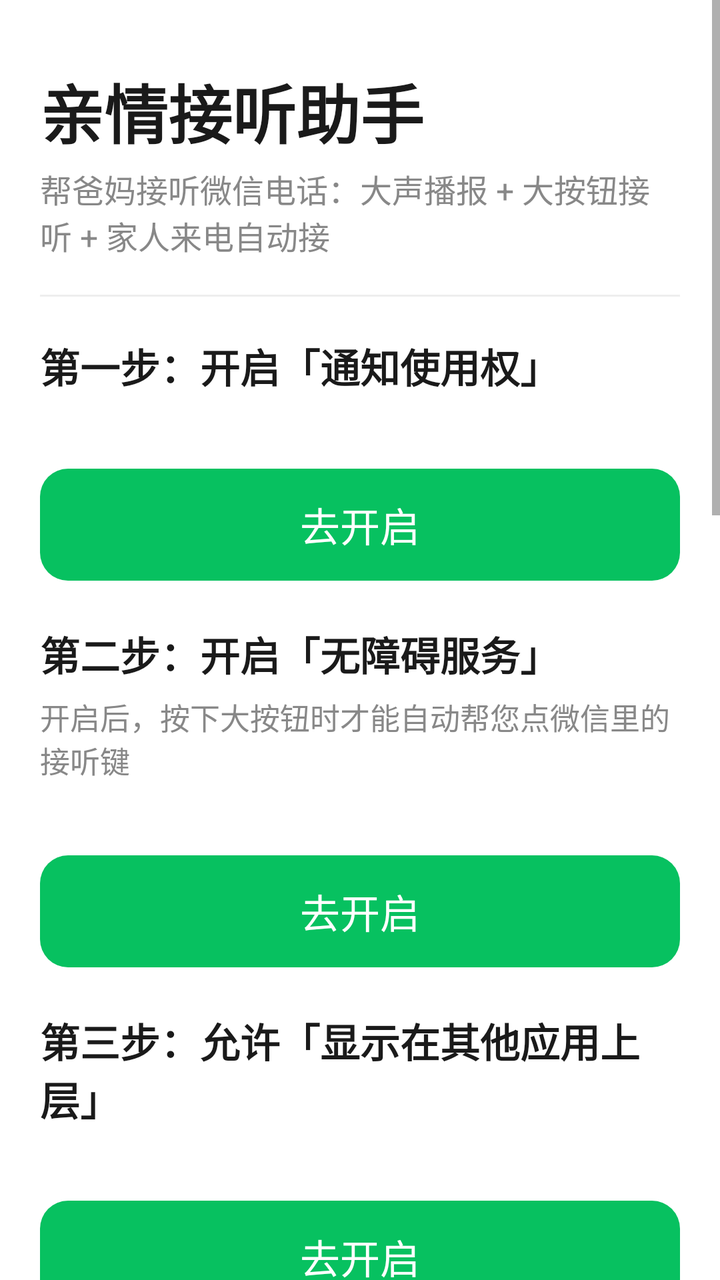
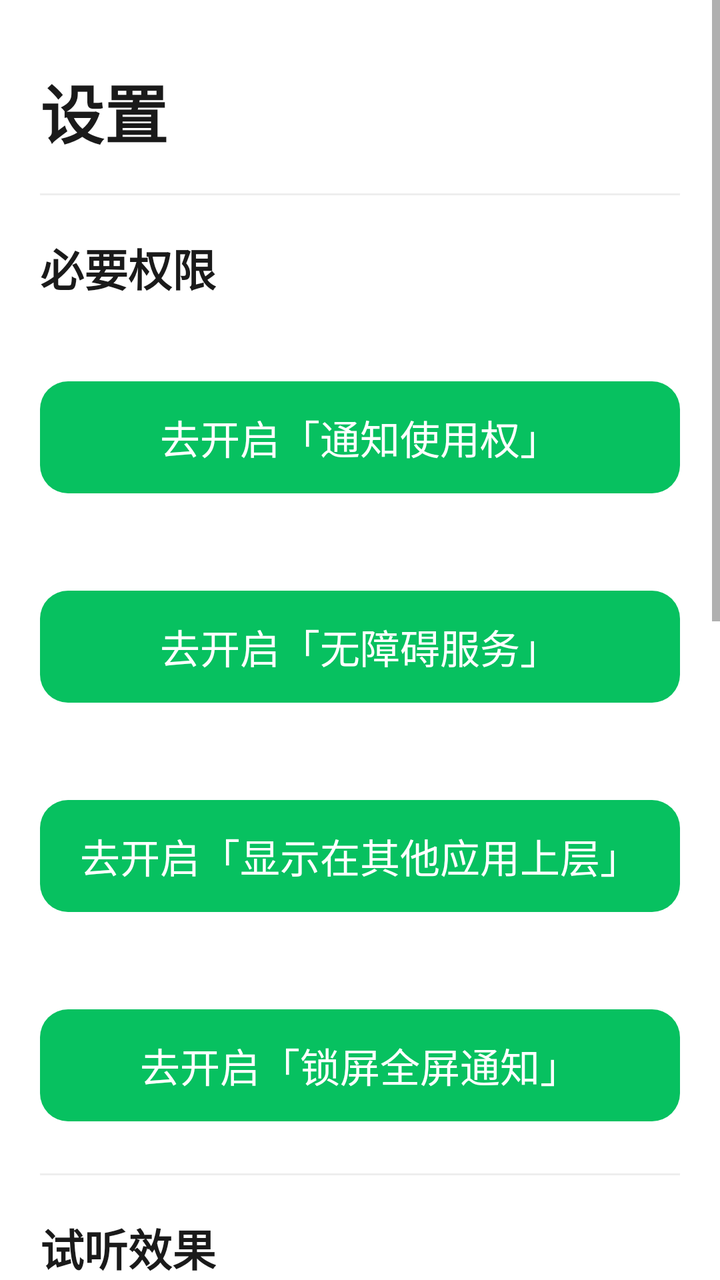

Screens rendered from an Android XML layout before and after an edit, with the pre-edit source and the edit as a unified diff.
<!-- AndroidManifest.xml: application theme AppTheme -->
<!-- res/layout/activity_settings.xml -->
<?xml version="1.0" encoding="utf-8"?>
<ScrollView xmlns:android="http://schemas.android.com/apk/res/android"
    android:layout_width="match_parent"
    android:layout_height="match_parent"
    android:fillViewport="true"
    android:background="@android:color/white">

    <LinearLayout
        android:layout_width="match_parent"
        android:layout_height="wrap_content"
        android:orientation="vertical"
        android:padding="20dp">

        
        <TextView
            android:layout_width="wrap_content"
            android:layout_height="wrap_content"
            android:layout_marginTop="12dp"
            android:text="亲情接听助手"
            android:textColor="@color/textMain"
            android:textSize="32sp"
            android:textStyle="bold"/>

        <TextView
            android:layout_width="wrap_content"
            android:layout_height="wrap_content"
            android:layout_marginTop="4dp"
            android:text="帮爸妈接听微信电话：大声播报 + 大按钮接听 + 家人来电自动接"
            android:textColor="@color/textSub"
            android:textSize="16sp"/>

        <View
            android:layout_width="match_parent"
            android:layout_height="1dp"
            android:layout_marginTop="18dp"
            android:layout_marginBottom="6dp"
            android:background="#EEEEEE"/>

        
        <TextView
            android:layout_width="wrap_content"
            android:layout_height="wrap_content"
            android:layout_marginTop="14dp"
            android:text="第一步：开启「通知使用权」"
            android:textColor="@color/textMain"
            android:textSize="20sp"
            android:textStyle="bold"/>

        <TextView
            android:id="@+id/status_notification"
            android:layout_width="match_parent"
            android:layout_height="wrap_content"
            android:layout_marginTop="6dp"
            android:textSize="17sp"/>

        <Button
            android:id="@+id/btn_open_notification_access"
            android:layout_width="match_parent"
            android:layout_height="56dp"
            android:layout_marginTop="8dp"
            android:background="@drawable/bg_btn_primary"
            android:stateListAnimator="@null"
            android:text="去开启"
            android:textColor="#FFFFFF"
            android:textSize="20sp"/>

        
        <TextView
            android:layout_width="wrap_content"
            android:layout_height="wrap_content"
            android:layout_marginTop="22dp"
            android:text="第二步：开启「无障碍服务」"
            android:textColor="@color/textMain"
            android:textSize="20sp"
            android:textStyle="bold"/>

        <TextView
            android:layout_width="match_parent"
            android:layout_height="wrap_content"
            android:layout_marginTop="6dp"
            android:text="开启后，按下大按钮时才能自动帮您点微信里的接听键"
            android:textColor="@color/textSub"
            android:textSize="15sp"/>

        <TextView
            android:id="@+id/status_accessibility"
            android:layout_width="match_parent"
            android:layout_height="wrap_content"
            android:layout_marginTop="6dp"
            android:textSize="17sp"/>

        <Button
            android:id="@+id/btn_open_accessibility"
            android:layout_width="match_parent"
            android:layout_height="56dp"
            android:layout_marginTop="8dp"
            android:background="@drawable/bg_btn_primary"
            android:stateListAnimator="@null"
            android:text="去开启"
            android:textColor="#FFFFFF"
            android:textSize="20sp"/>

        
        <LinearLayout
            android:id="@+id/row_overlay"
            android:layout_width="match_parent"
            android:layout_height="wrap_content"
            android:orientation="vertical">

            <TextView
                android:layout_width="wrap_content"
                android:layout_height="wrap_content"
                android:layout_marginTop="22dp"
                android:text="第三步：允许「显示在其他应用上层」"
                android:textColor="@color/textMain"
                android:textSize="20sp"
                android:textStyle="bold"/>

            <TextView
                android:id="@+id/status_overlay"
                android:layout_width="match_parent"
                android:layout_height="wrap_content"
                android:layout_marginTop="6dp"
                android:textSize="17sp"/>

            <Button
                android:id="@+id/btn_open_overlay"
                android:layout_width="match_parent"
                android:layout_height="56dp"
                android:layout_marginTop="8dp"
                android:background="@drawable/bg_btn_primary"
                android:stateListAnimator="@null"
                android:text="去开启"
                android:textColor="#FFFFFF"
                android:textSize="20sp"/>
        </LinearLayout>

        
        <LinearLayout
            android:id="@+id/row_fullscreen"
            android:layout_width="match_parent"
            android:layout_height="wrap_content"
            android:orientation="vertical">

            <TextView
                android:layout_width="wrap_content"
                android:layout_height="wrap_content"
                android:layout_marginTop="22dp"
                android:text="第四步：允许「锁屏时全屏通知」"
                android:textColor="@color/textMain"
                android:textSize="20sp"
                android:textStyle="bold"/>

            <TextView
                android:layout_width="match_parent"
                android:layout_height="wrap_content"
                android:layout_marginTop="6dp"
                android:text="锁屏时来电也能弹出大按钮界面（含本应用和微信的权限）"
                android:textColor="@color/textSub"
                android:textSize="15sp"/>

            <TextView
                android:id="@+id/status_fullscreen"
                android:layout_width="match_parent"
                android:layout_height="wrap_content"
                android:layout_marginTop="6dp"
                android:textSize="17sp"/>

            <Button
                android:id="@+id/btn_open_fullscreen"
                android:layout_width="match_parent"
                android:layout_height="56dp"
                android:layout_marginTop="8dp"
                android:background="@drawable/bg_btn_primary"
                android:stateListAnimator="@null"
                android:text="去开启"
                android:textColor="#FFFFFF"
                android:textSize="20sp"/>
        </LinearLayout>

        <View
            android:layout_width="match_parent"
            android:layout_height="1dp"
            android:layout_marginTop="26dp"
            android:layout_marginBottom="6dp"
            android:background="#EEEEEE"/>

        
        <TextView
            android:layout_width="wrap_content"
            android:layout_height="wrap_content"
            android:layout_marginTop="14dp"
            android:text="家人名单（语音会用这个称呼播报）"
            android:textColor="@color/textMain"
            android:textSize="20sp"
            android:textStyle="bold"/>

        <TextView
            android:layout_width="match_parent"
            android:layout_height="wrap_content"
            android:layout_marginTop="6dp"
            android:text="添加家人后：① 播报时直接说称呼，如「大儿子来电话了」；② 勾选「自动接听」的家人来电，几秒后自动接通，老人不用碰手机"
            android:textColor="@color/textSub"
            android:textSize="15sp"/>

        <EditText
            android:id="@+id/input_name"
            android:layout_width="match_parent"
            android:layout_height="56dp"
            android:layout_marginTop="10dp"
            android:hint="称呼（必填），如：大儿子"
            android:inputType="text"
            android:textSize="18sp"/>

        <EditText
            android:id="@+id/input_number"
            android:layout_width="match_parent"
            android:layout_height="56dp"
            android:layout_marginTop="8dp"
            android:hint="微信备注名或手机号（选填，用于识别）"
            android:inputType="text"
            android:textSize="18sp"/>

        <LinearLayout
            android:layout_width="match_parent"
            android:layout_height="wrap_content"
            android:layout_marginTop="10dp"
            android:orientation="horizontal"
            android:gravity="center_vertical">

            <TextView
                android:layout_width="wrap_content"
                android:layout_height="wrap_content"
                android:text="自动接听前等"
                android:textColor="@color/textMain"
                android:textSize="17sp"/>

            <EditText
                android:id="@+id/input_auto_delay"
                android:layout_width="80dp"
                android:layout_height="52dp"
                android:layout_marginLeft="8dp"
                android:layout_marginRight="8dp"
                android:gravity="center"
                android:inputType="number"
                android:text="8"
                android:textSize="18sp"/>

            <TextView
                android:layout_width="wrap_content"
                android:layout_height="wrap_content"
                android:text="秒"
                android:textColor="@color/textMain"
                android:textSize="17sp"/>

            <Button
                android:id="@+id/btn_save_delay"
                android:layout_width="wrap_content"
                android:layout_height="48dp"
                android:layout_marginLeft="12dp"
                android:background="@drawable/bg_btn_ghost"
                android:stateListAnimator="@null"
                android:minWidth="0dp"
                android:paddingLeft="20dp"
                android:paddingRight="20dp"
                android:text="保存秒数"
                android:textColor="@color/textMain"
                android:textSize="16sp"/>
        </LinearLayout>

        <Button
            android:id="@+id/btn_add_whitelist"
            android:layout_width="match_parent"
            android:layout_height="56dp"
            android:layout_marginTop="10dp"
            android:background="@drawable/bg_btn_primary"
            android:stateListAnimator="@null"
            android:text="＋ 添加到家人名单"
            android:textColor="#FFFFFF"
            android:textSize="20sp"/>

        <LinearLayout
            android:id="@+id/whitelist_container"
            android:layout_width="match_parent"
            android:layout_height="wrap_content"
            android:layout_marginTop="8dp"
            android:orientation="vertical"/>

        <View
            android:layout_width="match_parent"
            android:layout_height="1dp"
            android:layout_marginTop="26dp"
            android:layout_marginBottom="6dp"
            android:background="#EEEEEE"/>

        
        <TextView
            android:layout_width="wrap_content"
            android:layout_height="wrap_content"
            android:layout_marginTop="14dp"
            android:text="试听效果"
            android:textColor="@color/textMain"
            android:textSize="20sp"
            android:textStyle="bold"/>

        <Button
            android:id="@+id/btn_test_voice"
            android:layout_width="match_parent"
            android:layout_height="60dp"
            android:layout_marginTop="10dp"
            android:background="@drawable/bg_btn_primary"
            android:stateListAnimator="@null"
            android:text="▶ 播放一段模拟来电（试听）"
            android:textColor="#FFFFFF"
            android:textSize="20sp"/>

        
        <Button
            android:id="@+id/btn_open_battery"
            android:layout_width="match_parent"
            android:layout_height="60dp"
            android:layout_marginTop="14dp"
            android:background="@drawable/bg_btn_ghost"
            android:stateListAnimator="@null"
            android:text="去设置「自启动 / 后台运行」（防杀后台）"
            android:textColor="@color/textMain"
            android:textSize="18sp"/>

        <TextView
            android:layout_width="match_parent"
            android:layout_height="wrap_content"
            android:layout_marginTop="26dp"
            android:layout_marginBottom="20dp"
            android:gravity="center"
            android:text="亲情接听助手 v1.0 · 仅在本地运行，不联网、不上传数据"
            android:textColor="#BBBBBB"
            android:textSize="14sp"/>
    </LinearLayout>
</ScrollView>
<!-- resources referenced by this layout -->
<resources>
  <color name="textMain">#1A1A1A</color>
  <color name="textSub">#888888</color>
  <!-- drawable bg_btn_ghost (drawable) -->
  <?xml version="1.0" encoding="utf-8"?>
  <shape xmlns:android="http://schemas.android.com/apk/res/android"
      android:shape="rectangle">
      <corners android:radius="14dp"/>
      <solid android:color="#F2F2F2"/>
  </shape>
  <!-- drawable bg_btn_primary (drawable) -->
  <?xml version="1.0" encoding="utf-8"?>
  <shape xmlns:android="http://schemas.android.com/apk/res/android"
      android:shape="rectangle">
      <corners android:radius="14dp"/>
      <solid android:color="#07C160"/>
  </shape>
  <style name="AppTheme" parent="android:Theme.Material.Light.NoActionBar">
          <item name="android:statusBarColor">@color/greenPrimary</item>
          <item name="android:windowBackground">@android:color/white</item>
      </style>
  <color name="greenPrimary">#07C160</color>
</resources>

<!-- the commit's change to res/layout/activity_settings.xml (unified diff, before → after) -->
@@ -11,23 +11,14 @@
         android:orientation="vertical"
         android:padding="20dp">
 
-        
         <TextView
             android:layout_width="wrap_content"
             android:layout_height="wrap_content"
             android:layout_marginTop="12dp"
-            android:text="亲情接听助手"
+            android:text="设置"
             android:textColor="@color/textMain"
             android:textSize="32sp"
             android:textStyle="bold"/>
-
-        <TextView
-            android:layout_width="wrap_content"
-            android:layout_height="wrap_content"
-            android:layout_marginTop="4dp"
-            android:text="帮爸妈接听微信电话：大声播报 + 大按钮接听 + 家人来电自动接"
-            android:textColor="@color/textSub"
-            android:textSize="16sp"/>
 
         <View
             android:layout_width="match_parent"
@@ -41,16 +32,16 @@
             android:layout_width="wrap_content"
             android:layout_height="wrap_content"
             android:layout_marginTop="14dp"
-            android:text="第一步：开启「通知使用权」"
-            android:textColor="@color/textMain"
-            android:textSize="20sp"
+            android:text="必要权限"
+            android:textColor="@color/textMain"
+            android:textSize="22sp"
             android:textStyle="bold"/>
 
         <TextView
             android:id="@+id/status_notification"
             android:layout_width="match_parent"
             android:layout_height="wrap_content"
-            android:layout_marginTop="6dp"
+            android:layout_marginTop="10dp"
             android:textSize="17sp"/>
 
         <Button
@@ -60,33 +51,15 @@
             android:layout_marginTop="8dp"
             android:background="@drawable/bg_btn_primary"
             android:stateListAnimator="@null"
-            android:text="去开启"
+            android:text="去开启「通知使用权」"
             android:textColor="#FFFFFF"
             android:textSize="20sp"/>
 
-        
-        <TextView
-            android:layout_width="wrap_content"
-            android:layout_height="wrap_content"
-            android:layout_marginTop="22dp"
-            android:text="第二步：开启「无障碍服务」"
-            android:textColor="@color/textMain"
-            android:textSize="20sp"
-            android:textStyle="bold"/>
-
-        <TextView
-            android:layout_width="match_parent"
-            android:layout_height="wrap_content"
-            android:layout_marginTop="6dp"
-            android:text="开启后，按下大按钮时才能自动帮您点微信里的接听键"
-            android:textColor="@color/textSub"
-            android:textSize="15sp"/>
-
         <TextView
             android:id="@+id/status_accessibility"
             android:layout_width="match_parent"
             android:layout_height="wrap_content"
-            android:layout_marginTop="6dp"
+            android:layout_marginTop="18dp"
             android:textSize="17sp"/>
 
         <Button
@@ -96,11 +69,10 @@
             android:layout_marginTop="8dp"
             android:background="@drawable/bg_btn_primary"
             android:stateListAnimator="@null"
-            android:text="去开启"
+            android:text="去开启「无障碍服务」"
             android:textColor="#FFFFFF"
             android:textSize="20sp"/>
 
-        
         <LinearLayout
             android:id="@+id/row_overlay"
             android:layout_width="match_parent"
@@ -108,19 +80,10 @@
             android:orientation="vertical">
 
             <TextView
-                android:layout_width="wrap_content"
-                android:layout_height="wrap_content"
-                android:layout_marginTop="22dp"
-                android:text="第三步：允许「显示在其他应用上层」"
-                android:textColor="@color/textMain"
-                android:textSize="20sp"
-                android:textStyle="bold"/>
-
-            <TextView
                 android:id="@+id/status_overlay"
                 android:layout_width="match_parent"
                 android:layout_height="wrap_content"
-                android:layout_marginTop="6dp"
+                android:layout_marginTop="18dp"
                 android:textSize="17sp"/>
 
             <Button
@@ -130,12 +93,11 @@
                 android:layout_marginTop="8dp"
                 android:background="@drawable/bg_btn_primary"
                 android:stateListAnimator="@null"
-                android:text="去开启"
+                android:text="去开启「显示在其他应用上层」"
                 android:textColor="#FFFFFF"
                 android:textSize="20sp"/>
         </LinearLayout>
 
-        
         <LinearLayout
             android:id="@+id/row_fullscreen"
             android:layout_width="match_parent"
@@ -143,27 +105,10 @@
             android:orientation="vertical">
 
             <TextView
-                android:layout_width="wrap_content"
-                android:layout_height="wrap_content"
-                android:layout_marginTop="22dp"
-                android:text="第四步：允许「锁屏时全屏通知」"
-                android:textColor="@color/textMain"
-                android:textSize="20sp"
-                android:textStyle="bold"/>
-
-            <TextView
-                android:layout_width="match_parent"
-                android:layout_height="wrap_content"
-                android:layout_marginTop="6dp"
-                android:text="锁屏时来电也能弹出大按钮界面（含本应用和微信的权限）"
-                android:textColor="@color/textSub"
-                android:textSize="15sp"/>
-
-            <TextView
                 android:id="@+id/status_fullscreen"
                 android:layout_width="match_parent"
                 android:layout_height="wrap_content"
-                android:layout_marginTop="6dp"
+                android:layout_marginTop="18dp"
                 android:textSize="17sp"/>
 
             <Button
@@ -173,7 +118,7 @@
                 android:layout_marginTop="8dp"
                 android:background="@drawable/bg_btn_primary"
                 android:stateListAnimator="@null"
-                android:text="去开启"
+                android:text="去开启「锁屏全屏通知」"
                 android:textColor="#FFFFFF"
                 android:textSize="20sp"/>
         </LinearLayout>
@@ -190,43 +135,99 @@
             android:layout_width="wrap_content"
             android:layout_height="wrap_content"
             android:layout_marginTop="14dp"
-            android:text="家人名单（语音会用这个称呼播报）"
-            android:textColor="@color/textMain"
-            android:textSize="20sp"
-            android:textStyle="bold"/>
-
-        <TextView
-            android:layout_width="match_parent"
-            android:layout_height="wrap_content"
-            android:layout_marginTop="6dp"
-            android:text="添加家人后：① 播报时直接说称呼，如「大儿子来电话了」；② 勾选「自动接听」的家人来电，几秒后自动接通，老人不用碰手机"
+            android:text="试听效果"
+            android:textColor="@color/textMain"
+            android:textSize="22sp"
+            android:textStyle="bold"/>
+
+        <Button
+            android:id="@+id/btn_test_voice"
+            android:layout_width="match_parent"
+            android:layout_height="60dp"
+            android:layout_marginTop="10dp"
+            android:background="@drawable/bg_btn_primary"
+            android:stateListAnimator="@null"
+            android:text="▶ 播放一段模拟来电（试听）"
+            android:textColor="#FFFFFF"
+            android:textSize="20sp"/>
+
+        
+        <TextView
+            android:layout_width="wrap_content"
+            android:layout_height="wrap_content"
+            android:layout_marginTop="22dp"
+            android:text="媒体音量"
+            android:textColor="@color/textMain"
+            android:textSize="22sp"
+            android:textStyle="bold"/>
+
+        <TextView
+            android:id="@+id/tv_volume_pct"
+            android:layout_width="match_parent"
+            android:layout_height="wrap_content"
+            android:layout_marginTop="8dp"
+            android:textColor="@color/textSub"
+            android:textSize="18sp"/>
+
+        <SeekBar
+            android:id="@+id/seek_volume"
+            android:layout_width="match_parent"
+            android:layout_height="48dp"
+            android:layout_marginTop="4dp"/>
+
+        <TextView
+            android:layout_width="match_parent"
+            android:layout_height="wrap_content"
+            android:layout_marginTop="4dp"
+            android:text="语音播报走的是媒体音量，建议调大一些。"
             android:textColor="@color/textSub"
             android:textSize="15sp"/>
 
-        <EditText
-            android:id="@+id/input_name"
-            android:layout_width="match_parent"
-            android:layout_height="56dp"
-            android:layout_marginTop="10dp"
-            android:hint="称呼（必填），如：大儿子"
-            android:inputType="text"
-            android:textSize="18sp"/>
-
-        <EditText
-            android:id="@+id/input_number"
-            android:layout_width="match_parent"
-            android:layout_height="56dp"
-            android:layout_marginTop="8dp"
-            android:hint="微信备注名或手机号（选填，用于识别）"
-            android:inputType="text"
-            android:textSize="18sp"/>
+        <View
+            android:layout_width="match_parent"
+            android:layout_height="1dp"
+            android:layout_marginTop="26dp"
+            android:layout_marginBottom="6dp"
+            android:background="#EEEEEE"/>
+
+        
+        <TextView
+            android:layout_width="wrap_content"
+            android:layout_height="wrap_content"
+            android:layout_marginTop="14dp"
+            android:text="自动接听"
+            android:textColor="@color/textMain"
+            android:textSize="22sp"
+            android:textStyle="bold"/>
 
         <LinearLayout
             android:layout_width="match_parent"
             android:layout_height="wrap_content"
-            android:layout_marginTop="10dp"
             android:orientation="horizontal"
-            android:gravity="center_vertical">
+            android:gravity="center_vertical"
+            android:layout_marginTop="10dp">
+
+            <Switch
+                android:id="@+id/sw_auto_master"
+                android:layout_width="wrap_content"
+                android:layout_height="wrap_content"/>
+
+            <TextView
+                android:layout_width="0dp"
+                android:layout_height="wrap_content"
+                android:layout_weight="1"
+                android:layout_marginLeft="12dp"
+                android:text="开启自动接听（仅对标记自动接听的家人生效）"
+                android:textColor="@color/textMain"
+                android:textSize="18sp"/>
+        </LinearLayout>
+
+        <LinearLayout
+            android:layout_width="match_parent"
+            android:layout_height="wrap_content"
+            android:orientation="horizontal"
+            android:gravity="center_vertical"
+            android:layout_marginTop="14dp">
 
             <TextView
                 android:layout_width="wrap_content"
@@ -268,24 +269,6 @@
                 android:textSize="16sp"/>
         </LinearLayout>
 
-        <Button
-            android:id="@+id/btn_add_whitelist"
-            android:layout_width="match_parent"
-            android:layout_height="56dp"
-            android:layout_marginTop="10dp"
-            android:background="@drawable/bg_btn_primary"
-            android:stateListAnimator="@null"
-            android:text="＋ 添加到家人名单"
-            android:textColor="#FFFFFF"
-            android:textSize="20sp"/>
-
-        <LinearLayout
-            android:id="@+id/whitelist_container"
-            android:layout_width="match_parent"
-            android:layout_height="wrap_content"
-            android:layout_marginTop="8dp"
-            android:orientation="vertical"/>
-
         <View
             android:layout_width="match_parent"
             android:layout_height="1dp"
@@ -298,28 +281,16 @@
             android:layout_width="wrap_content"
             android:layout_height="wrap_content"
             android:layout_marginTop="14dp"
-            android:text="试听效果"
-            android:textColor="@color/textMain"
-            android:textSize="20sp"
+            android:text="保持后台运行"
+            android:textColor="@color/textMain"
+            android:textSize="22sp"
             android:textStyle="bold"/>
 
         <Button
-            android:id="@+id/btn_test_voice"
+            android:id="@+id/btn_open_battery"
             android:layout_width="match_parent"
             android:layout_height="60dp"
             android:layout_marginTop="10dp"
-            android:background="@drawable/bg_btn_primary"
-            android:stateListAnimator="@null"
-            android:text="▶ 播放一段模拟来电（试听）"
-            android:textColor="#FFFFFF"
-            android:textSize="20sp"/>
-
-        
-        <Button
-            android:id="@+id/btn_open_battery"
-            android:layout_width="match_parent"
-            android:layout_height="60dp"
-            android:layout_marginTop="14dp"
             android:background="@drawable/bg_btn_ghost"
             android:stateListAnimator="@null"
             android:text="去设置「自启动 / 后台运行」（防杀后台）"
@@ -332,7 +303,7 @@
             android:layout_marginTop="26dp"
             android:layout_marginBottom="20dp"
             android:gravity="center"
-            android:text="亲情接听助手 v1.0 · 仅在本地运行，不联网、不上传数据"
+            android:text="亲情接听助手 · 仅在本地运行，不联网、不上传数据"
             android:textColor="#BBBBBB"
             android:textSize="14sp"/>
     </LinearLayout>
